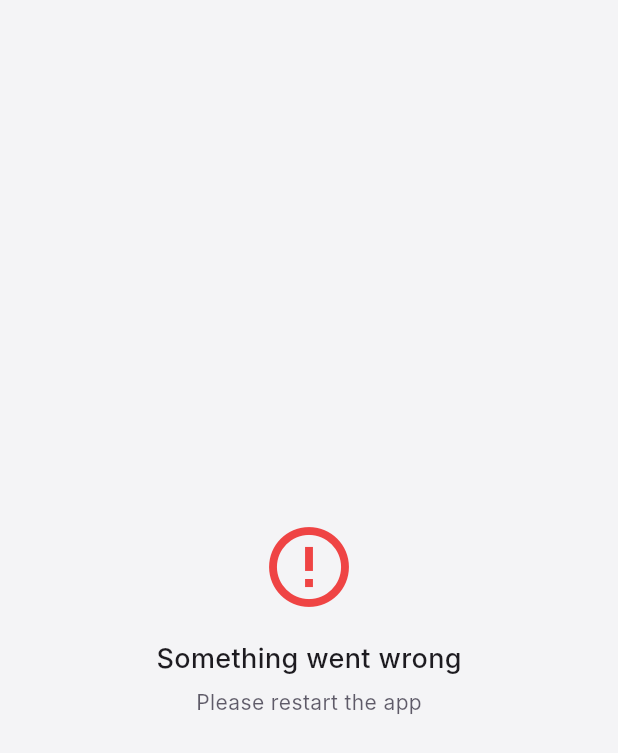
After one commit to bvst/artifex, a Flutter app: the CustomErrorWidget screen opened directly, on a phone screen of 412 x 824 dp. The commit adds this screen. Shown: the top 753 px of the screen. Run offline on Flutter 3.47's test engine with Material 3 defaults, Android fonts, the phone set to English and light mode, and no system bars; our stand-ins replace dartz, dio, equatable, flutter_riverpod, image_picker, logger and 4 more; accounts and stored records are empty; generated files the repository leaves out were written again; Roboto replaces fonts that are missing (Inter).

Commit message:
feat: enhance error handling with custom error widget and enriched logging

```diff
--- /dev/null
+++ b/lib/shared/widgets/custom_error_widget.dart
@@ -0,0 +1,32 @@
+import 'package:artifex/shared/themes/app_theme.dart';
+import 'package:flutter/material.dart';
+
+/// Custom error widget displayed when the app encounters unhandled errors.
+/// This provides a user-friendly error state instead of the default red error screen.
+class CustomErrorWidget extends StatelessWidget {
+  const CustomErrorWidget({super.key});
+
+  @override
+  Widget build(BuildContext context) => Scaffold(
+    body: ColoredBox(
+      color: AppTheme.colors.background,
+      child: Center(
+        child: Column(
+          mainAxisAlignment: MainAxisAlignment.center,
+          children: [
+            Icon(Icons.error_outline, size: 64, color: AppTheme.colors.error),
+            const SizedBox(height: 16),
+            Text('Something went wrong', style: AppTheme.textStyles.titleLarge),
+            const SizedBox(height: 8),
+            Text(
+              'Please restart the app',
+              style: AppTheme.textStyles.bodyMedium.copyWith(
+                color: AppTheme.colors.onSurface.withValues(alpha: 0.7),
+              ),
+            ),
+          ],
+        ),
+      ),
+    ),
+  );
+}
```
Also changed, not shown: lib/core/utils/logger.dart (+12 -2 lines), lib/main.dart (+29 -3 lines), lib/utils/preferences_helper.dart (+14 -1 lines).
